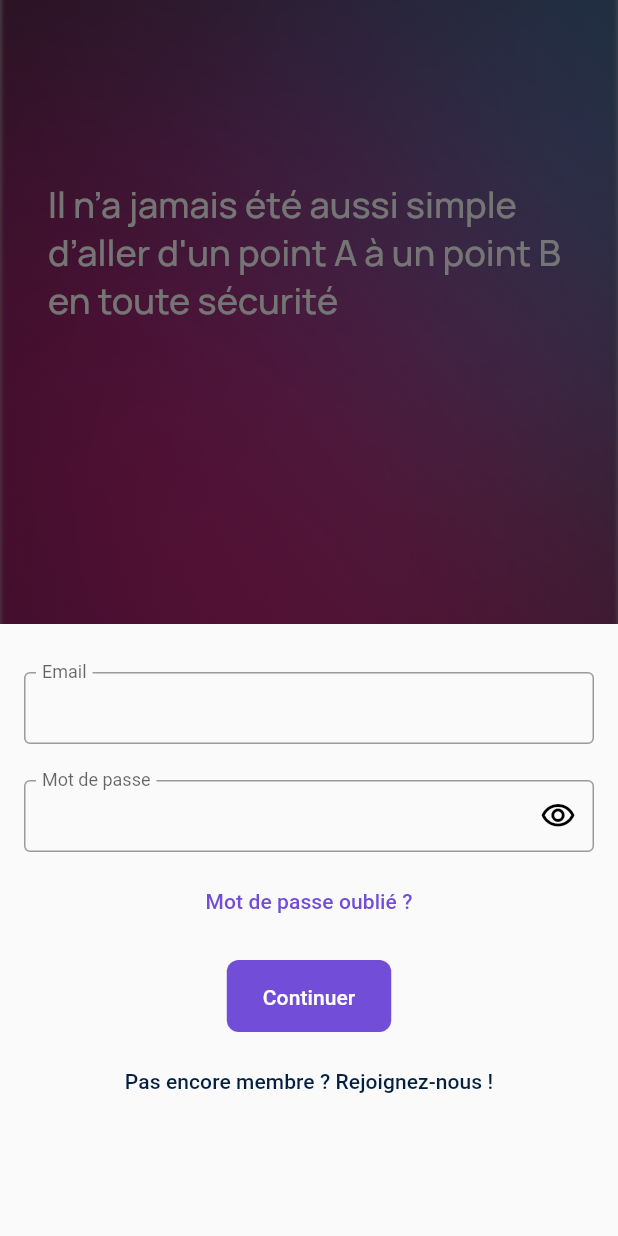
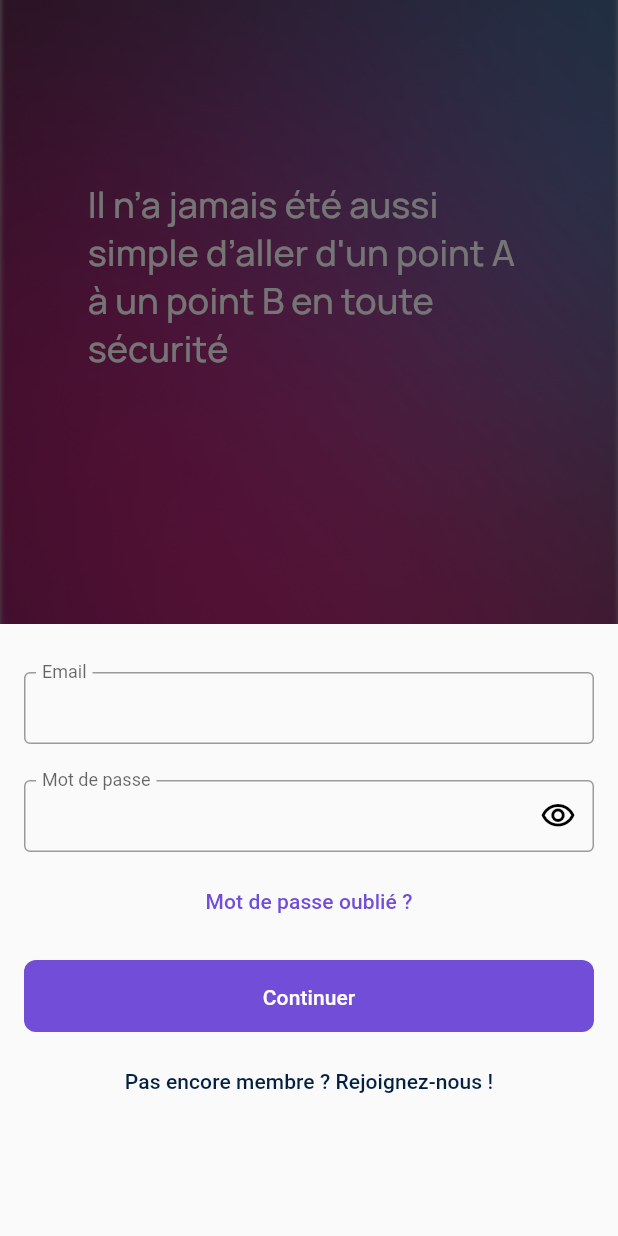
Before and after one commit to Swafe-app/swafe-app, a Flutter app: the screen it shows after launch, after a tap on "Tu as déjà un compte ? Se connecter", on a phone screen of 412 x 824 dp. Run offline on Flutter 3.47's test engine with Material 2 defaults, Android fonts, the phone set to English and light mode, and no system bars; our stand-ins replace cloud_firestore, email_validator, firebase_auth, firebase_core, firebase_database, flutter_keyboard_visibility and 4 more; missing offline and left inert: dartleaf; accounts and stored records are empty; Roboto replaces fonts that are missing (SF Pro Display).

Commit message:
style(home): Adjust design after merge request

```diff
--- a/lib/components/Button/button.dart
+++ b/lib/components/Button/button.dart
@@ -63,6 +63,7 @@ class CustomButton extends StatefulWidget {
   final Color? fillColor;
   final Color? strokeColor;
   final Color? textColor;
+  final MainAxisSize mainAxisSize;
 
   const CustomButton({
     Key? key,
@@ -75,6 +76,7 @@ class CustomButton extends StatefulWidget {
     this.fillColor,
     this.strokeColor,
     this.textColor,
+    this.mainAxisSize = MainAxisSize.max,
   }) : super(key: key);
 
   @override
@@ -117,7 +119,8 @@ class CustomButtonState extends State<CustomButton> {
               ),
             )
           : Row(
-              mainAxisSize: MainAxisSize.min,
+              mainAxisSize: widget.mainAxisSize,
+              mainAxisAlignment: MainAxisAlignment.center,
               children: [
                 if (widget.icon != null)
                   Icon(widget.icon, color: textColor, size: 16),
--- a/lib/views/LoginRegister/login_view.dart
+++ b/lib/views/LoginRegister/login_view.dart
@@ -115,16 +115,10 @@ class LoginViewState extends State<LoginView> {
                 ),
               ),
             const SizedBox(height: Spacing.none),
-            CustomButton(
+            const CustomButton(
               label: "Mot de passe oublié ?",
               type: ButtonType.text,
-              fillColor: null, // Set to the desired fill color
-              strokeColor: null, // Set to the desired stroke color
-              textColor: MyColors.secondary40, // Set to the desired text color
-              onPressed: () {},
-              isLoading: false,
-              isDisabled: false,
-              icon: null,
+              textColor: MyColors.secondary40,
             ),
             const SizedBox(height: Spacing.standard),
             // Utilisation de Spacing.standard pour l'espacement vertical
@@ -132,12 +126,8 @@ class LoginViewState extends State<LoginView> {
               children: [
                 CustomButton(
                   label: "Continuer",
-                  type: ButtonType.filled,
-                  fillColor:
-                      MyColors.secondary40, // Set to the desired fill color
-                  strokeColor: null, // Set to the desired stroke color
-                  textColor:
-                      MyColors.defaultWhite, // Set to the desired text color
+                  fillColor: MyColors.secondary40,
+                  textColor: MyColors.defaultWhite,
                   onPressed: isEmailValid
                       ? () async {
                           User? user =
@@ -160,18 +150,17 @@ class LoginViewState extends State<LoginView> {
                           }
                         }
                       : null,
-                  isLoading: false,
-                  isDisabled: false,
-                  icon: null,
                 ),
                 const SizedBox(height: Spacing.small),
                 CustomButton(
                   label: "Pas encore membre ? Rejoignez-nous !",
                   type: ButtonType.text,
-                  fillColor: null, // Set to the desired fill color
-                  strokeColor: null, // Set to the desired stroke color
-                  textColor:
-                      MyColors.primary10, // Set to the desired text color
+                  fillColor: null,
+                  // Set to the desired fill color
+                  strokeColor: null,
+                  // Set to the desired stroke color
+                  textColor: MyColors.primary10,
+                  // Set to the desired text color
                   onPressed: () {
                     Navigator.push(
                       context,
--- a/lib/views/LoginRegister/welcome_view.dart
+++ b/lib/views/LoginRegister/welcome_view.dart
@@ -60,12 +60,13 @@ class WelcomeView extends StatelessWidget {
           ),
           Padding(
             padding: const EdgeInsets.symmetric(
-                horizontal: Spacing.doubleExtraLarge),
+                horizontal: Spacing.tripleExtraLarge),
             // Utilisation de la constante Spacing.standard pour l'espacement horizontal.
             child: Column(
-              crossAxisAlignment: CrossAxisAlignment.stretch,
               children: [
-                Container(
+                ConstrainedBox(
+                  constraints: const BoxConstraints(maxWidth: 295),
+                  child: Container(
                     margin: const EdgeInsets.only(top: Spacing.xxHuge),
                     // Utilisation de la constante Spacing.large pour la marge supérieure.
                     child: Text(
@@ -80,6 +81,7 @@ class WelcomeView extends StatelessWidget {
                       textAlign: TextAlign.left,
                     ),
                   ),
+                ),
                 const Spacer(),
                 // Espace flexible pour occuper l'espace entre le texte et les boutons.
                 Container(
@@ -92,33 +94,23 @@ class WelcomeView extends StatelessWidget {
                         CustomButton(
                           label: "Tu as déjà un compte ? Se connecter",
                           type: ButtonType.text,
-                            fillColor: null,
-                            // Set to the desired fill color
-                            strokeColor: null,
-                            // Set to the desired stroke color
                           textColor: MyColors.defaultWhite,
-                            // Set to the desired text color
+                          mainAxisSize: MainAxisSize.max,
                           onPressed: () {
                             _showLoginBottomSheet(
                                 context); // Afficher la feuille de bas de connexion.
                           },
-                            isLoading: false,
-                            isDisabled: false),
+                        ),
+                        const SizedBox(height: Spacing.small),
                         CustomButton(
                           label: "S'inscrire",
                           fillColor: MyColors.defaultWhite,
-                          // Set to the desired fill color
-                          strokeColor: null,
-                          // Set to the desired stroke color
                           textColor: MyColors.primary10,
-                          // Set to the desired text color
+                          mainAxisSize: MainAxisSize.max,
                           onPressed: () {
                             _showRegisterPage(
                                 context); // Naviguer vers la page d'inscription.
                           },
-                          isLoading: false,
-                          isDisabled: false,
-                          icon: null, // Set to the desired icon
                         )
                       ],
                     )),
```
Also changed, not shown: lib/views/LoginRegister/register.dart (+2 -7 lines), lib/views/MainView/MainViewContent/profil/ModifierInformationPersonnelle.dart (+2 -7 lines), lib/views/MainView/MainViewContent/profil/ModifierMotdepasse.dart (+9 -14 lines), lib/views/MainView/MainViewContent/profil/ReauthenticationPage.dart (+3 -7 lines), lib/views/MainView/MainViewContent/profil/coordonnees.dart (+8 -18 lines), lib/views/MainView/profil.dart (+9 -17 lines). Lines whose indentation alone changed are shown as unchanged.
